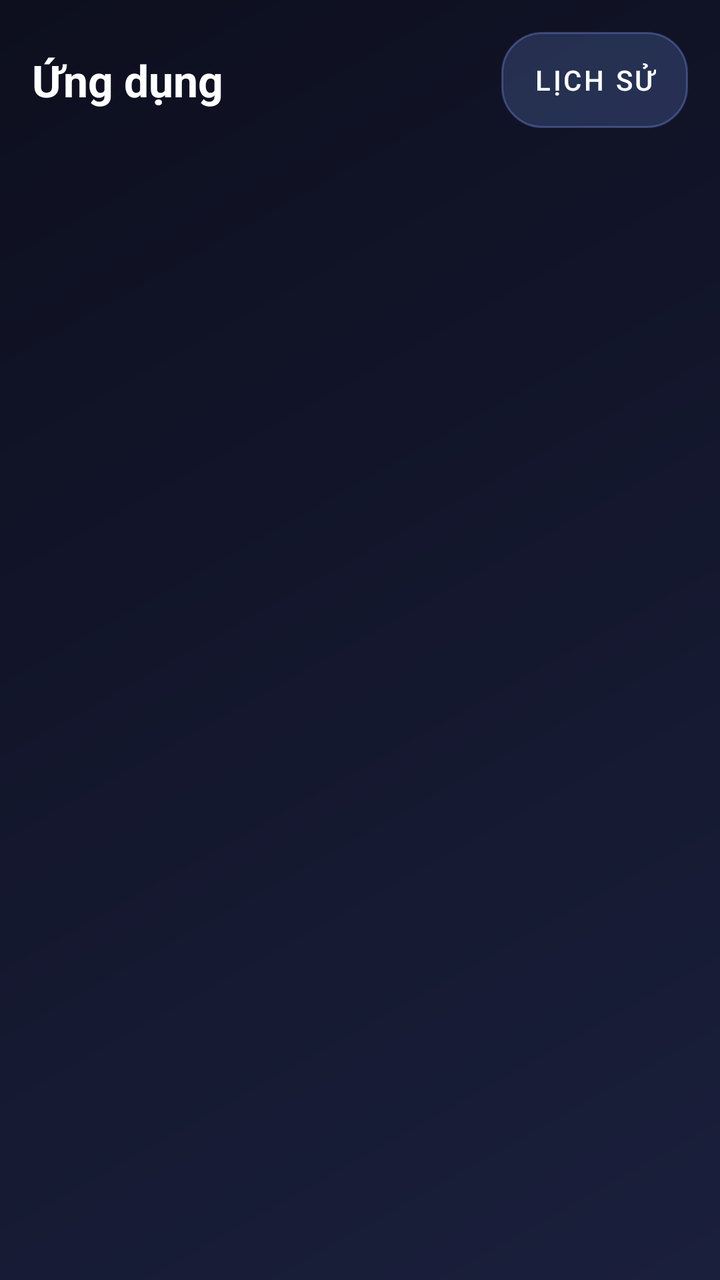
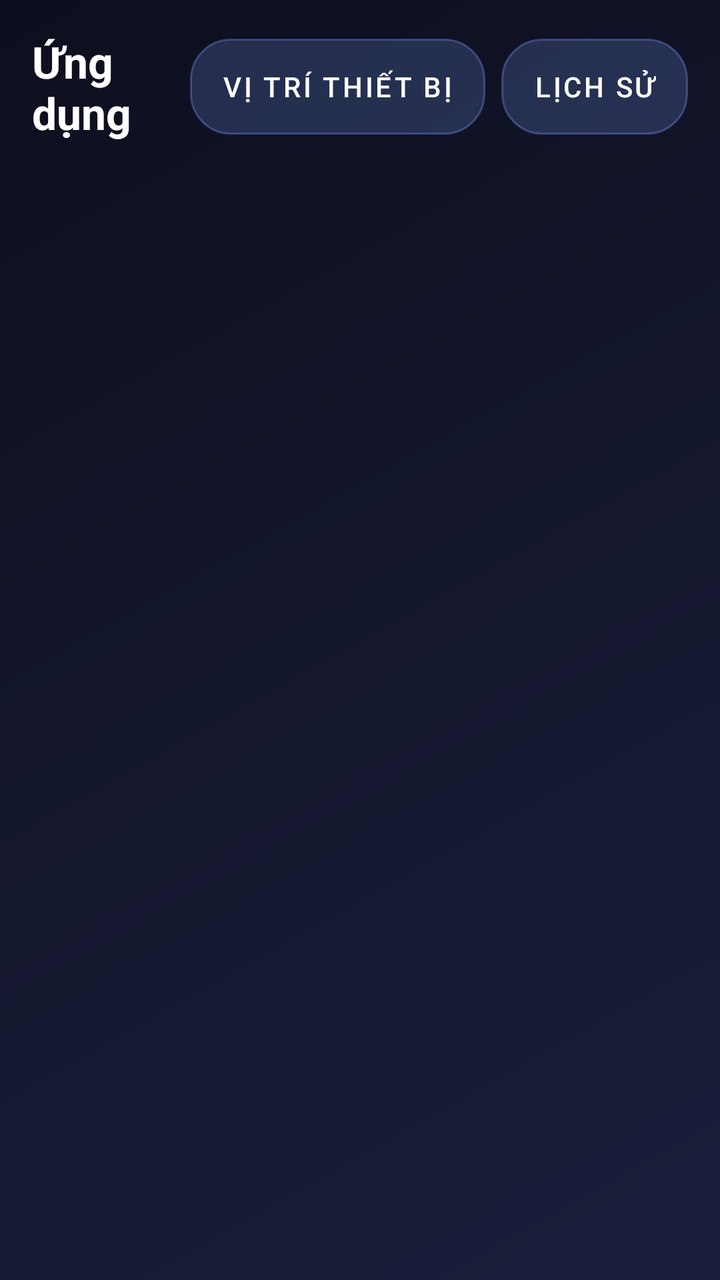

Two renders of the same Android screen: before a commit and after it. Below are the layout's source before the change and the commit's diff.
<!-- AndroidManifest.xml: activity theme Theme.AppLock -->
<!-- res/layout/activity_main.xml -->
<?xml version="1.0" encoding="utf-8"?>
<LinearLayout xmlns:android="http://schemas.android.com/apk/res/android"
    android:layout_width="match_parent"
    android:layout_height="match_parent"
    android:orientation="vertical">

    <LinearLayout
        android:layout_width="match_parent"
        android:layout_height="wrap_content"
        android:orientation="horizontal"
        android:gravity="center_vertical"
        android:padding="16dp">

        <TextView
            android:layout_width="0dp"
            android:layout_height="wrap_content"
            android:layout_weight="1"
            android:text="@string/title_app_list"
            android:textColor="@color/text_primary"
            android:textSize="22sp"
            android:textStyle="bold" />

        <Button
            android:id="@+id/btnHistory"
            android:layout_width="wrap_content"
            android:layout_height="wrap_content"
            android:background="@drawable/bg_glass_panel"
            android:textColor="@color/text_primary"
            android:text="@string/btn_history" />

    </LinearLayout>

    <LinearLayout
        android:id="@+id/permissionBanner"
        android:layout_width="match_parent"
        android:layout_height="wrap_content"
        android:orientation="vertical"
        android:background="@drawable/bg_glass_panel"
        android:layout_marginHorizontal="14dp"
        android:layout_marginBottom="8dp"
        android:padding="12dp"
        android:visibility="gone">

        <TextView
            android:id="@+id/tvPermissionWarning"
            android:layout_width="match_parent"
            android:layout_height="wrap_content"
            android:textColor="@color/danger"
            android:textSize="13sp" />

        <Button
            android:id="@+id/btnGrantPermission"
            android:layout_width="wrap_content"
            android:layout_height="wrap_content"
            android:layout_marginTop="6dp"
            android:background="@drawable/bg_glass_circle"
            android:textColor="@color/accent"
            android:text="Cấp quyền" />
    </LinearLayout>

    <androidx.recyclerview.widget.RecyclerView
        android:id="@+id/rvApps"
        android:layout_width="match_parent"
        android:layout_height="0dp"
        android:layout_weight="1" />

</LinearLayout>
<!-- resources referenced by this layout -->
<resources>
  <color name="accent">#7C9CFF</color>
  <color name="danger">#FF6B6B</color>
  <color name="text_primary">#FFFFFF</color>
  <!-- drawable bg_glass_circle (drawable) -->
  <?xml version="1.0" encoding="utf-8"?>
  <shape xmlns:android="http://schemas.android.com/apk/res/android"
      android:shape="oval">
      <solid android:color="@color/glass_fill" />
      <stroke android:width="1dp" android:color="@color/glass_stroke" />
  </shape>
  <!-- drawable bg_glass_panel (drawable) -->
  <?xml version="1.0" encoding="utf-8"?>
  <shape xmlns:android="http://schemas.android.com/apk/res/android">
      <solid android:color="@color/glass_fill" />
      <corners android:radius="20dp" />
      <stroke android:width="1dp" android:color="@color/glass_stroke" />
  </shape>
  <string name="btn_history">Lịch sử</string>
  <string name="title_app_list">Ứng dụng</string>
  <style name="Theme.AppLock" parent="Theme.MaterialComponents.DayNight.NoActionBar">
          <item name="colorPrimary">@color/accent</item>
          <item name="colorPrimaryDark">@color/bg_gradient_bottom</item>
          <item name="colorAccent">@color/accent</item>
          <item name="android:windowBackground">@drawable/bg_app_gradient</item>
          <item name="android:statusBarColor">@android:color/transparent</item>
          <item name="android:windowLightStatusBar" tools:targetApi="m">false</item>
      </style>
  <color name="glass_fill">#33FFFFFF</color>
  <color name="glass_stroke">#55FFFFFF</color>
  <color name="bg_gradient_bottom">#0D0F1E</color>
  <!-- drawable bg_app_gradient (drawable) -->
  <?xml version="1.0" encoding="utf-8"?>
  <shape xmlns:android="http://schemas.android.com/apk/res/android">
      <gradient
          android:angle="135"
          android:startColor="@color/bg_gradient_top"
          android:endColor="@color/bg_gradient_bottom"
          android:type="linear" />
  </shape>
  <color name="bg_gradient_top">#1A1F3C</color>
</resources>

<!-- the commit's change to res/layout/activity_main.xml (unified diff, before → after) -->
@@ -19,6 +19,15 @@
             android:textColor="@color/text_primary"
             android:textSize="22sp"
             android:textStyle="bold" />
+
+        <Button
+            android:id="@+id/btnDeviceLocation"
+            android:layout_width="wrap_content"
+            android:layout_height="wrap_content"
+            android:layout_marginEnd="8dp"
+            android:background="@drawable/bg_glass_panel"
+            android:textColor="@color/text_primary"
+            android:text="@string/btn_device_location" />
 
         <Button
             android:id="@+id/btnHistory"
<!-- resource entries referenced after the edit -->
@@ -17,6 +17,7 @@
       <corners android:radius="20dp" />
       <stroke android:width="1dp" android:color="@color/glass_stroke" />
   </shape>
+  <string name="btn_device_location">Vị trí thiết bị</string>
   <string name="btn_history">Lịch sử</string>
   <string name="title_app_list">Ứng dụng</string>
   <style name="Theme.AppLock" parent="Theme.MaterialComponents.DayNight.NoActionBar">
